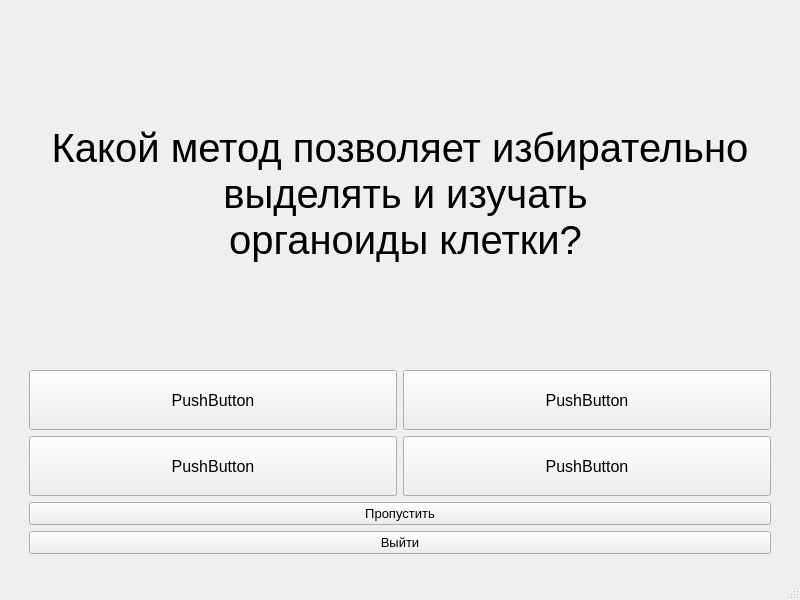
Above: data/Qt/TestWind.ui from Shadowik2306/bio before the change. Below: the same form after it.
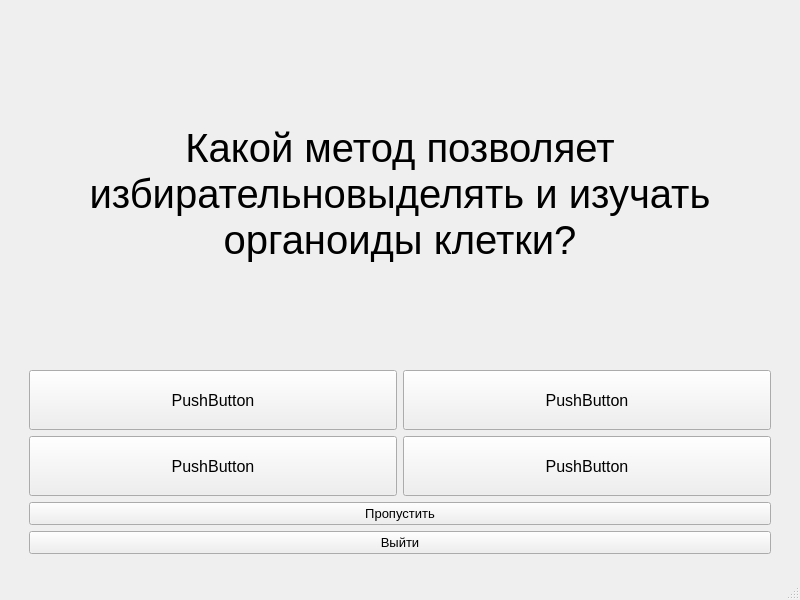
That is the form after the change.

```diff
--- a/data/Qt/TestWind.ui
+++ b/data/Qt/TestWind.ui
@@ -99,13 +99,14 @@
            </font>
           </property>
           <property name="text">
-           <string>Какой метод позволяет избирательно
- выделять и изучать
- органоиды клетки?</string>
+           <string>Какой метод позволяет избирательновыделять и изучать органоиды клетки?</string>
           </property>
           <property name="alignment">
            <set>Qt::AlignCenter</set>
           </property>
+          <property name="wordWrap">
+           <bool>true</bool>
+          </property>
          </widget>
         </item>
         <item row="2" column="0">
```
